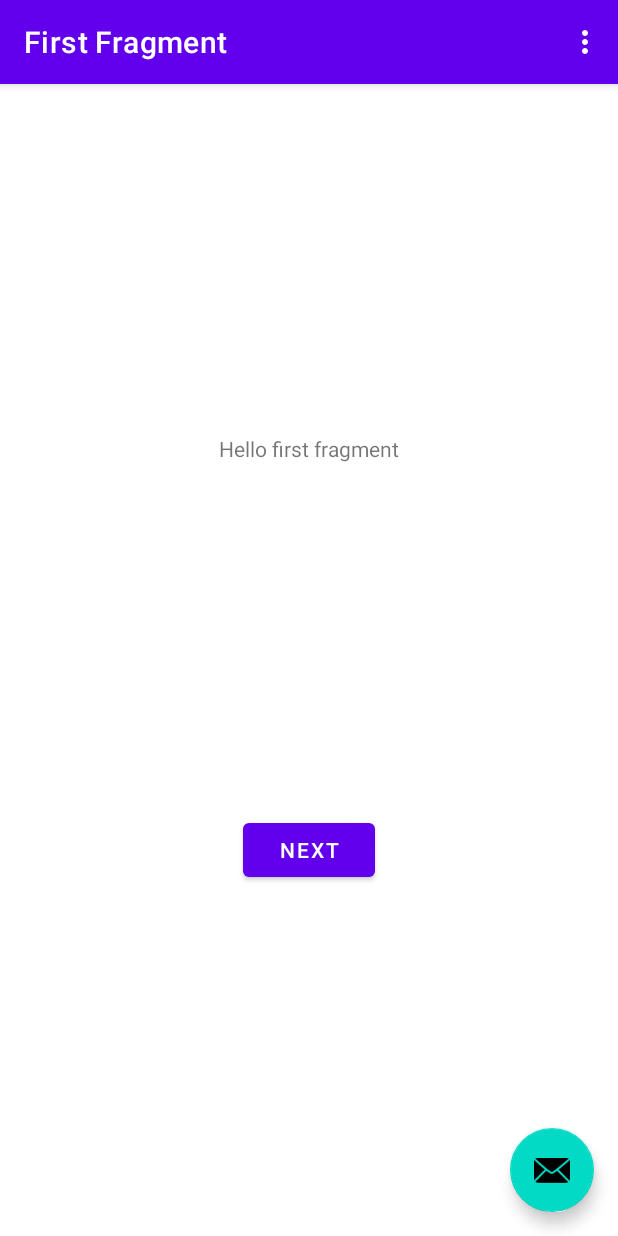
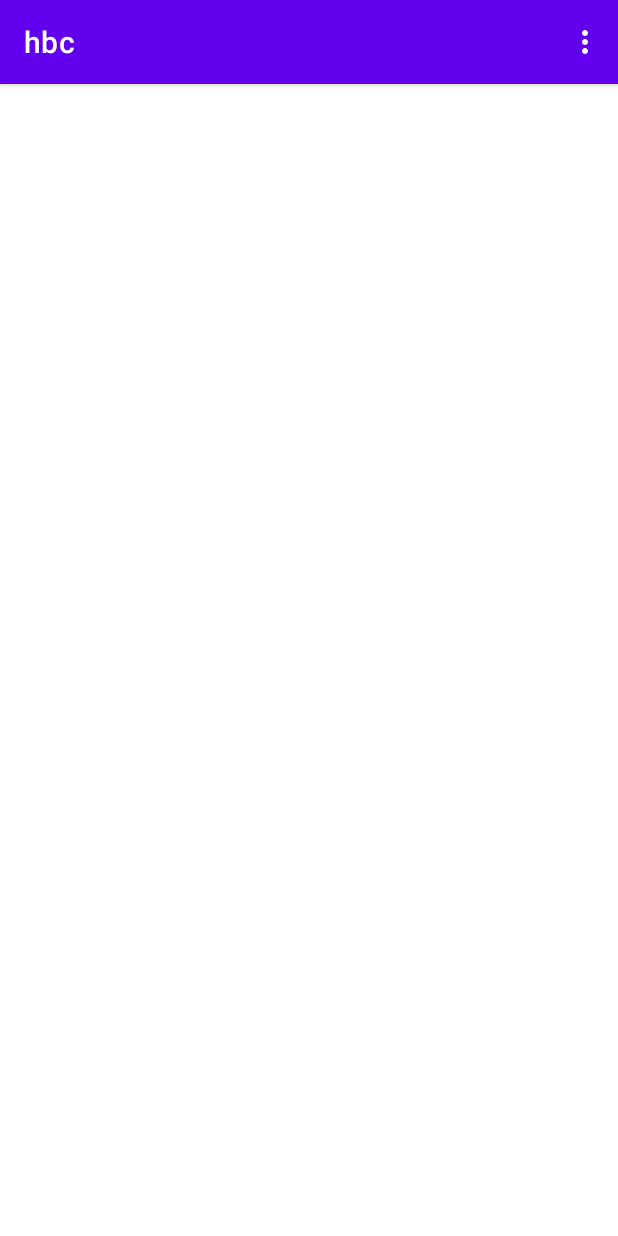
Before and after one commit to ives9999/hbc_android, an Android app: the screen it shows after launch (MainActivity), on a phone screen of 412 x 824 dp. Run offline under Robolectric (Android 15) with nearby library versions, the light colour scheme and no system bars; our stand-ins replace navigation-ui.

Commit message:
no message

```diff
--- a/app/src/main/AndroidManifest.xml
+++ b/app/src/main/AndroidManifest.xml
@@ -14,6 +14,9 @@
         android:theme="@style/Theme.Hbc"
         tools:targetApi="31">
         <activity
+            android:name=".BaseActivity"
+            android:exported="false" />
+        <activity
             android:name=".MainActivity"
             android:exported="true"
             android:label="@string/app_name"
--- /dev/null
+++ b/app/src/main/java/tw/com/bluemobile/hbc/BaseActivity.kt
@@ -0,0 +1,10 @@
+package tw.com.bluemobile.hbc
+
+import androidx.appcompat.app.AppCompatActivity
+import android.os.Bundle
+
+open class BaseActivity : AppCompatActivity() {
+    override fun onCreate(savedInstanceState: Bundle?) {
+        super.onCreate(savedInstanceState)
+    }
+}
--- a/app/src/main/java/tw/com/bluemobile/hbc/MainActivity.kt
+++ b/app/src/main/java/tw/com/bluemobile/hbc/MainActivity.kt
@@ -2,7 +2,6 @@ package tw.com.bluemobile.hbc
 
 import android.os.Bundle
 import com.google.android.material.snackbar.Snackbar
-import androidx.appcompat.app.AppCompatActivity
 import androidx.navigation.findNavController
 import androidx.navigation.ui.AppBarConfiguration
 import androidx.navigation.ui.navigateUp
@@ -11,7 +10,7 @@ import android.view.Menu
 import android.view.MenuItem
 import tw.com.bluemobile.hbc.databinding.ActivityMainBinding
 
-class MainActivity : AppCompatActivity() {
+class MainActivity : BaseActivity() {
 
     private lateinit var appBarConfiguration: AppBarConfiguration
     private lateinit var binding: ActivityMainBinding
@@ -24,14 +23,14 @@ class MainActivity : AppCompatActivity() {
 
         setSupportActionBar(binding.toolbar)
 
-        val navController = findNavController(R.id.nav_host_fragment_content_main)
-        appBarConfiguration = AppBarConfiguration(navController.graph)
-        setupActionBarWithNavController(navController, appBarConfiguration)
+//        val navController = findNavController(R.id.nav_host_fragment_content_main)
+//        appBarConfiguration = AppBarConfiguration(navController.graph)
+//        setupActionBarWithNavController(navController, appBarConfiguration)
 
-        binding.fab.setOnClickListener { view ->
-            Snackbar.make(view, "Replace with your own action", Snackbar.LENGTH_LONG)
-                .setAction("Action", null).show()
-        }
+//        binding.fab.setOnClickListener { view ->
+//            Snackbar.make(view, "Replace with your own action", Snackbar.LENGTH_LONG)
+//                .setAction("Action", null).show()
+//        }
     }
 
     override fun onCreateOptionsMenu(menu: Menu): Boolean {
--- a/app/src/main/res/layout/activity_main.xml
+++ b/app/src/main/res/layout/activity_main.xml
@@ -20,15 +20,6 @@
 
     </com.google.android.material.appbar.AppBarLayout>
 
-    <include layout="@layout/content_main" />
 
-    <com.google.android.material.floatingactionbutton.FloatingActionButton
-        android:id="@+id/fab"
-        android:layout_width="wrap_content"
-        android:layout_height="wrap_content"
-        android:layout_gravity="bottom|end"
-        android:layout_marginEnd="@dimen/fab_margin"
-        android:layout_marginBottom="16dp"
-        app:srcCompat="@android:drawable/ic_dialog_email" />
 
 </androidx.coordinatorlayout.widget.CoordinatorLayout>
```
